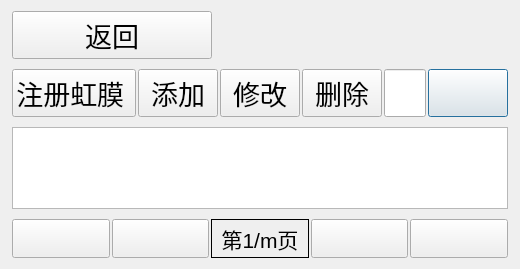
The window that tx2_iris/personmanage.ui (iuytr09/tx2_iris) describes before a commit, drawn with Qt 5.
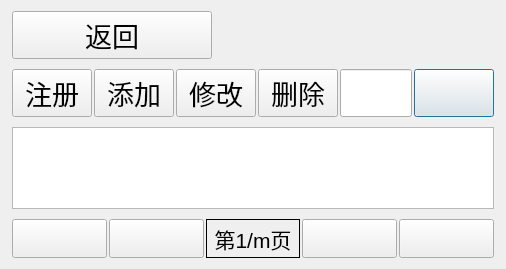
The same window after the commit. Icons and pictures are not drawn.

Diff of the .ui file:
```diff
--- a/tx2_iris/personmanage.ui
+++ b/tx2_iris/personmanage.ui
@@ -6,7 +6,7 @@
    <rect>
     <x>0</x>
     <y>0</y>
-    <width>497</width>
+    <width>506</width>
     <height>269</height>
    </rect>
   </property>
@@ -259,7 +259,7 @@
         </font>
        </property>
        <property name="text">
-        <string>注册虹膜 </string>
+        <string>注册</string>
        </property>
       </widget>
      </item>
```
